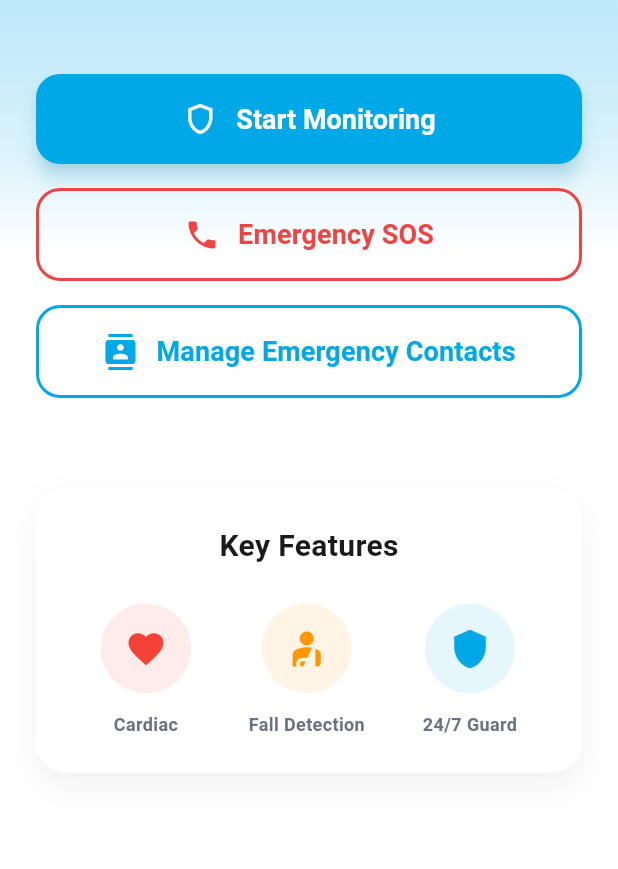
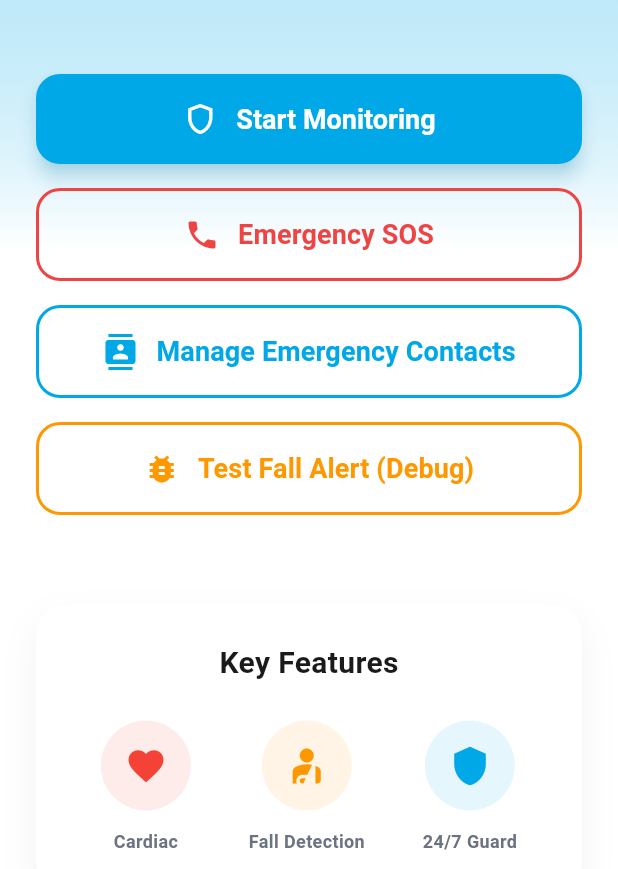
Before and after one commit to mangaorphy/GEW-HealthTech, a Flutter app: the screen it shows after launch, scrolled down 323 dp, on a phone screen of 412 x 824 dp, the part 367-1236 px from its top. Run offline on Flutter 3.47's test engine with Material 3 defaults, Android fonts, the phone set to English and light mode, and no system bars; our stand-ins replace geolocator, sensors_plus, shared_preferences; missing offline and left inert: flutter_foreground_task, tflite_flutter.

Commit message:
Revert to single alert method per contact & add test button
- Reverted from multiple alert methods back to single selection (radio buttons)
- Updated EmergencyContact model: List<AlertMethod> → AlertMethod
- Converted UI from checkboxes to radio buttons
- Added backward compatibility for loading old contacts
- Enhanced debugging logs for emergency alerts and ML fall detection
- Added 'Test Fall Alert' button on home page for manual testing
- Fixed emergency service alert flow
- Built release APK (VitalGuard-v1.0.apk, 80MB)

```diff
--- a/vitalguard/lib/models/emergency_contact.dart
+++ b/vitalguard/lib/models/emergency_contact.dart
@@ -4,14 +4,14 @@ class EmergencyContact {
   final String name;
   final String phoneNumber;
   final bool isEmergencyServices;
-  final AlertMethod alertMethod; // Changed from useWhatsApp to alertMethod
+  final AlertMethod alertMethod;
 
   EmergencyContact({
     required this.name,
     required this.phoneNumber,
     this.isEmergencyServices = false,
-    this.alertMethod = AlertMethod.whatsapp, // Default to WhatsApp
-  });
+    AlertMethod? alertMethod,
+  }) : alertMethod = alertMethod ?? AlertMethod.whatsapp;
 
   Map<String, dynamic> toJson() {
     return {
@@ -23,13 +23,24 @@ class EmergencyContact {
   }
 
   factory EmergencyContact.fromJson(Map<String, dynamic> json) {
-    // Handle migration from old useWhatsApp field
-    AlertMethod method = AlertMethod.whatsapp;
+    AlertMethod method;
+
     if (json['alertMethod'] != null) {
       method = AlertMethod.values.firstWhere(
         (e) => e.toString() == json['alertMethod'],
         orElse: () => AlertMethod.whatsapp,
       );
+    } else if (json['alertMethods'] != null) {
+      // Backward compatibility: take first method from old list format
+      final methods = json['alertMethods'] as List;
+      if (methods.isNotEmpty) {
+        method = AlertMethod.values.firstWhere(
+          (e) => e.toString() == methods[0],
+          orElse: () => AlertMethod.whatsapp,
+        );
+      } else {
+        method = AlertMethod.whatsapp;
+      }
     } else if (json['useWhatsApp'] == true) {
       method = AlertMethod.whatsapp;
     } else {
--- a/vitalguard/lib/screens/home_page.dart
+++ b/vitalguard/lib/screens/home_page.dart
@@ -1,5 +1,8 @@
 import 'package:flutter/material.dart';
+import 'package:provider/provider.dart';
 import '../utils/app_theme.dart';
+import '../services/emergency_service.dart';
+import '../models/event_log.dart';
 
 class HomePage extends StatefulWidget {
   const HomePage({super.key});
@@ -297,6 +300,51 @@ class _HomePageState extends State<HomePage>
                     ),
                   ),
 
+                  const SizedBox(height: 16),
+
+                  // Test Alert Button (for debugging)
+                  SizedBox(
+                    width: double.infinity,
+                    child: OutlinedButton(
+                      onPressed: () {
+                        final emergencyService = Provider.of<EmergencyService>(
+                          context,
+                          listen: false,
+                        );
+                        emergencyService.triggerEmergencyAlert(EventType.fall);
+                        ScaffoldMessenger.of(context).showSnackBar(
+                          const SnackBar(
+                            content: Text('🧪 Test fall alert triggered!'),
+                            backgroundColor: Colors.orange,
+                            duration: Duration(seconds: 2),
+                          ),
+                        );
+                      },
+                      style: OutlinedButton.styleFrom(
+                        foregroundColor: Colors.orange,
+                        padding: const EdgeInsets.symmetric(vertical: 18),
+                        shape: RoundedRectangleBorder(
+                          borderRadius: BorderRadius.circular(16),
+                        ),
+                        side: BorderSide(color: Colors.orange, width: 2),
+                      ),
+                      child: Row(
+                        mainAxisAlignment: MainAxisAlignment.center,
+                        children: [
+                          const Icon(Icons.bug_report, size: 24),
+                          const SizedBox(width: 12),
+                          const Text(
+                            'Test Fall Alert (Debug)',
+                            style: TextStyle(
+                              fontSize: 18,
+                              fontWeight: FontWeight.w700,
+                            ),
+                          ),
+                        ],
+                      ),
+                    ),
+                  ),
+
                   const SizedBox(height: 60),
 
                   // Feature Stats
--- a/vitalguard/lib/services/ml_fall_detection_service.dart
+++ b/vitalguard/lib/services/ml_fall_detection_service.dart
@@ -278,9 +278,14 @@ class MLFallDetectionService extends ChangeNotifier {
       // This reduces false positives from stationary phone or bad model predictions
       if (isFall && maxProbability > 0.85) {
         // Increased to 85% confidence threshold
+        debugPrint('');
+        debugPrint('🚨🚨🚨 FALL DETECTED 🚨🚨🚨');
+        debugPrint('🚨 Type: $predictedActivity');
         debugPrint(
-          '🚨 FALL DETECTED: $predictedActivity (${(maxProbability * 100).toStringAsFixed(1)}% confidence)',
+          '🚨 Confidence: ${(maxProbability * 100).toStringAsFixed(1)}%',
         );
+        debugPrint('🚨 Triggering emergency alert...');
+        debugPrint('');
         _triggerFallAlert(predictedActivity);
       } else if (isFall) {
         debugPrint(
```
Also changed, not shown: vitalguard/lib/screens/contacts_page.dart (+33 -27 lines), vitalguard/lib/services/emergency_service.dart (+29 -5 lines), 3 other files.
